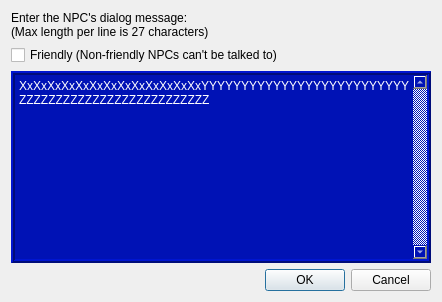
Before: the Qt Designer form Editor/editing/_scenes/level/itemmsgbox.ui in WohlSoft/Moondust-Project, drawn with Qt 5.
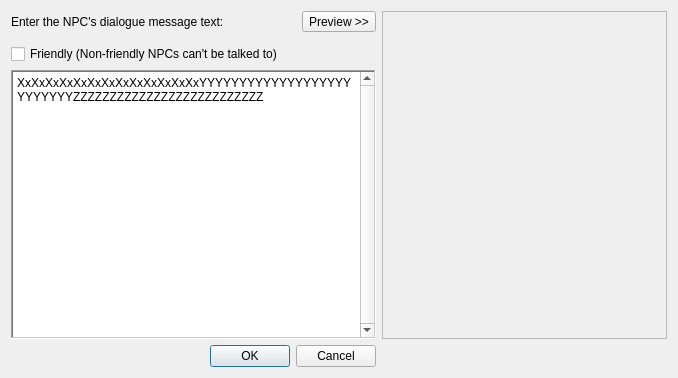
After: the same form once the commit is applied. Icons and pictures are not drawn. Custom widgets are drawn as their Qt base class.

Commit message: Editor: Initial attempt to implement the preview msg

The edit to the form file:
```diff
--- a/Editor/editing/_scenes/level/itemmsgbox.ui
+++ b/Editor/editing/_scenes/level/itemmsgbox.ui
@@ -6,10 +6,16 @@
    <rect>
     <x>0</x>
     <y>0</y>
-    <width>444</width>
-    <height>271</height>
+    <width>678</width>
+    <height>378</height>
    </rect>
   </property>
+  <property name="sizePolicy">
+   <sizepolicy hsizetype="Minimum" vsizetype="Minimum">
+    <horstretch>0</horstretch>
+    <verstretch>0</verstretch>
+   </sizepolicy>
+  </property>
   <property name="windowTitle">
    <string>Set message box</string>
   </property>
@@ -18,41 +24,38 @@
     <normaloff>:/toolbar/dock/coin.png</normaloff>:/toolbar/dock/coin.png</iconset>
   </property>
   <layout class="QGridLayout" name="gridLayout">
-   <property name="sizeConstraint">
-    <enum>QLayout::SetFixedSize</enum>
-   </property>
-   <item row="0" column="1">
+   <item row="0" column="0">
     <widget class="QLabel" name="NotesLabel">
      <property name="whatsThis">
       <string>&lt;html&gt;&lt;head/&gt;&lt;body&gt;&lt;p&gt;This is a message, what will be displayed if player will do talk with this NPC.&lt;/p&gt;&lt;p&gt;&lt;span style=&quot; font-weight:600;&quot;&gt;Note:&lt;/span&gt; All quotes and new-line characters will be removed.&lt;/p&gt;&lt;/body&gt;&lt;/html&gt;</string>
      </property>
      <property name="text">
-      <string>Enter the NPC's dialog message:
-(Max length per line is 27 characters)</string>
+      <string>Enter the NPC's dialogue message text:</string>
      </property>
     </widget>
    </item>
-   <item row="2" column="1">
+   <item row="0" column="1">
+    <widget class="QToolButton" name="previewShow">
+     <property name="text">
+      <string>Preview &gt;&gt;</string>
+     </property>
+     <property name="checkable">
+      <bool>true</bool>
+     </property>
+    </widget>
+   </item>
+   <item row="3" column="0" colspan="2">
     <widget class="QPlainTextEdit" name="msgTextBox">
-     <property name="minimumSize">
-      <size>
-       <width>420</width>
-       <height>162</height>
-      </size>
-     </property>
      <property name="whatsThis">
-      <string>&lt;html&gt;&lt;head/&gt;&lt;body&gt;&lt;p&gt;This is a message, what will be displayed if player will do talk with this NPC.&lt;/p&gt;&lt;p&gt;&lt;span style=&quot; font-weight:600;&quot;&gt;Note:&lt;/span&gt; All quotes and new-line characters will be removed.&lt;/p&gt;&lt;/body&gt;&lt;/html&gt;</string>
-     </property>
-     <property name="styleSheet">
-      <string notr="true">background-color: rgb(0, 18, 181);
-font: 11pt &quot;Press Start 2P&quot;;
-color: rgb(255, 255, 255);</string>
+      <string>This is a message, what will be displayed if player will do talk with this NPC or will be requested by the event.
+
+Note: All quotes and new-line characters will be removed.</string>
      </property>
      <property name="frameShape">
-      <enum>QFrame::Box</enum>
+      <enum>QFrame::WinPanel</enum>
      </property>
      <property name="frameShadow">
-      <enum>QFrame::Raised</enum>
+      <enum>QFrame::Sunken</enum>
      </property>
      <property name="lineWidth">
       <number>2</number>
@@ -69,12 +72,44 @@
      <property name="plainText">
       <string notr="true">XxXxXxXxXxXxXxXxXxXxXxXxXxYYYYYYYYYYYYYYYYYYYYYYYYYYZZZZZZZZZZZZZZZZZZZZZZZZZZ</string>
      </property>
-     <property name="maximumBlockCount">
-      <number>28</number>
+    </widget>
+   </item>
+   <item row="2" column="0" colspan="2">
+    <widget class="QCheckBox" name="checkFriendly">
+     <property name="text">
+      <string>Friendly (Non-friendly NPCs can't be talked to)</string>
      </property>
     </widget>
    </item>
-   <item row="3" column="1">
+   <item row="0" column="2" rowspan="4">
+    <widget class="QFrame" name="previewArea">
+     <property name="minimumSize">
+      <size>
+       <width>0</width>
+       <height>32</height>
+      </size>
+     </property>
+     <property name="frameShape">
+      <enum>QFrame::StyledPanel</enum>
+     </property>
+     <property name="frameShadow">
+      <enum>QFrame::Raised</enum>
+     </property>
+     <layout class="QGridLayout" name="gridLayout_2">
+      <item row="0" column="0">
+       <widget class="MsgBoxPreview" name="previewBox" native="true">
+        <property name="minimumSize">
+         <size>
+          <width>0</width>
+          <height>144</height>
+         </size>
+        </property>
+       </widget>
+      </item>
+     </layout>
+    </widget>
+   </item>
+   <item row="4" column="0" colspan="2">
     <widget class="QDialogButtonBox" name="buttonBox">
      <property name="orientation">
       <enum>Qt::Horizontal</enum>
@@ -84,15 +119,16 @@
      </property>
     </widget>
    </item>
-   <item row="1" column="1">
-    <widget class="QCheckBox" name="checkFriendly">
-     <property name="text">
-      <string>Friendly (Non-friendly NPCs can't be talked to)</string>
-     </property>
-    </widget>
-   </item>
   </layout>
  </widget>
+ <customwidgets>
+  <customwidget>
+   <class>MsgBoxPreview</class>
+   <extends>QWidget</extends>
+   <header>msg_box_preview/msg_box_preview.h</header>
+   <container>1</container>
+  </customwidget>
+ </customwidgets>
  <resources>
   <include location="../../../_resources/editor.qrc"/>
  </resources>
```
Left out of the diff: 28 changed lines with no effect on the pictures. The commit also changes 6 other files.
